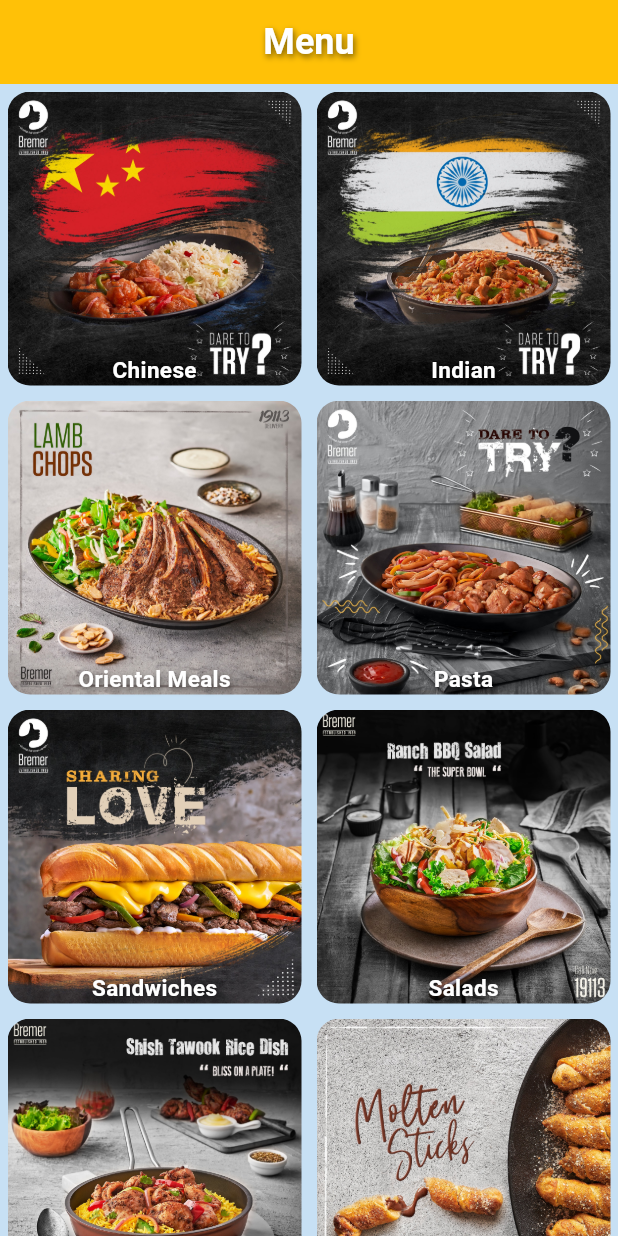
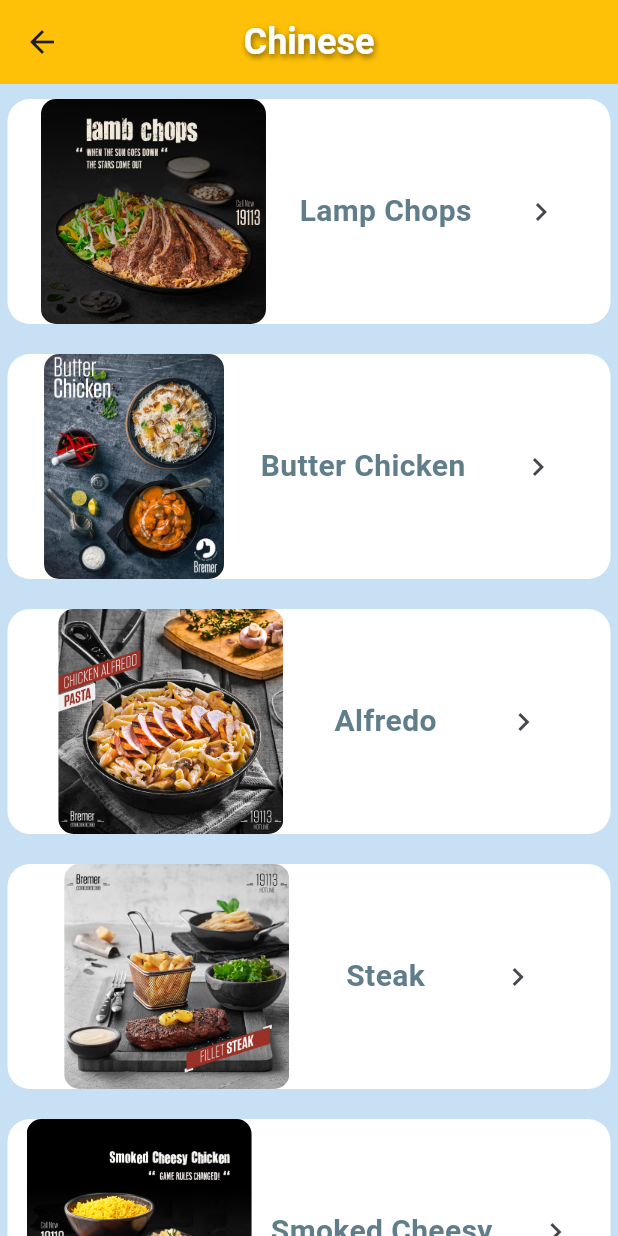
Before and after one commit to omar-el-samahy/meals_app, a Flutter app: the screen it shows after launch, after a tap on "Chinese", on a phone screen of 412 x 824 dp. Run offline on Flutter 3.47's test engine with Material 3 defaults, Android fonts, the phone set to English and light mode, and no system bars; Roboto replaces fonts that are missing (Arial).

Commit message:
All Screens And Navigations, Are Finished Remaining Still The Filtering And The Solo Meal Widget Design

```diff
--- a/lib/data.dart
+++ b/lib/data.dart
@@ -15,7 +15,7 @@ const List<Categories> categories = [
 const meals = [
   Meal(
       id: "m1",
-      title: "Lamp Chops",
+      mealName: "Lamp Chops",
       imageURL: "assets/images/lampchops.jpg",
       price: "150",
       time: "35",
@@ -24,7 +24,7 @@ const meals = [
       category: "c3"),
   Meal(
       id: "m2",
-      title: "Butter Chicken",
+      mealName: "Butter Chicken",
       imageURL: "assets/images/butterchicken.jpg",
       price: "90",
       time: "25",
@@ -32,7 +32,7 @@ const meals = [
       category: "c2"),
   Meal(
       id: "m3",
-      title: "Alfredo",
+      mealName: "Alfredo",
       imageURL: "assets/images/alfredo.jpg",
       price: "60",
       time: "25",
@@ -40,7 +40,7 @@ const meals = [
       category: "c4"),
   Meal(
       id: "m4",
-      title: "Steak",
+      mealName: "Steak",
       imageURL: "assets/images/steak.jpg",
       price: "150",
       time: "30",
@@ -48,7 +48,7 @@ const meals = [
       category: "c3"),
   Meal(
       id: "m5",
-      title: "Smoked Cheesy ",
+      mealName: "Smoked Cheesy ",
       imageURL: "assets/images/smoked_cheesy.jpg",
       price: "90",
       time: "25",
@@ -56,7 +56,7 @@ const meals = [
       category: "c7"),
   Meal(
       id: "m6",
-      title: "Lamp Biryani",
+      mealName: "Lamp Biryani",
       imageURL: "assets/images/lamp_biryani.jpg",
       price: "90",
       time: "30",
@@ -64,7 +64,7 @@ const meals = [
       category: "c2"),
   Meal(
       id: "m7",
-      title: "Shish Tawook Rice",
+      mealName: "Shish Tawook Rice",
       imageURL: "assets/images/shish_Tawook.jpg",
       price: "99",
       time: "30",
@@ -72,7 +72,7 @@ const meals = [
       category: "c7"),
   Meal(
       id: "m8",
-      title: "Lamp Shank",
+      mealName: "Lamp Shank",
       imageURL: "assets/images/lamp_shank.jpg",
       price: "130",
       time: "35",
--- a/lib/main.dart
+++ b/lib/main.dart
@@ -1,5 +1,7 @@
 import 'package:flutter/material.dart';
 import 'package:meals_app/screens/home.dart';
+import 'package:meals_app/screens/meal_description.dart';
+import 'package:meals_app/screens/meals.dart';
 
 main() => runApp(const MealsApp());
 
@@ -9,6 +11,10 @@ class MealsApp extends StatelessWidget {
   @override
   Widget build(BuildContext context) {
     return MaterialApp(
+      routes: {
+        "meals": (context) => const MealsScreen(),
+        "details": (context) => const DetailsScreen(),
+      },
       theme: ThemeData(scaffoldBackgroundColor: const Color(0xFFC7E0F4)),
       home: const HomeScreen(),
     );
--- a/lib/models/meal.dart
+++ b/lib/models/meal.dart
@@ -1,9 +1,9 @@
 class Meal {
-  final String id, title, imageURL, price, time, description, category;
+  final String id, mealName, imageURL, price, time, description, category;
 
   const Meal(
       {required this.id,
-      required this.title,
+      required this.mealName,
       required this.imageURL,
       required this.price,
       required this.time,
--- a/lib/screens/home.dart
+++ b/lib/screens/home.dart
@@ -29,12 +29,14 @@ class HomeScreen extends StatelessWidget {
         backgroundColor: Colors.amber,
       ),
       body: SafeArea(
+          child: Padding(
+        padding: const EdgeInsets.all(5.0),
         child: GridView.builder(
             gridDelegate: const SliverGridDelegateWithFixedCrossAxisCount(
                 crossAxisCount: 2,
-                  crossAxisSpacing: 0,
+                crossAxisSpacing: 5,
                 childAspectRatio: 1,
-                  mainAxisSpacing: 0),
+                mainAxisSpacing: 5),
             itemCount: categories.length,
             itemBuilder: (context, index) {
               return CategoryItem(
@@ -42,7 +44,8 @@ class HomeScreen extends StatelessWidget {
                 name: categories[index].name,
                 image: categories[index].image,
               );
-              })),
+            }),
+      )),
     );
   }
 }
--- /dev/null
+++ b/lib/screens/meals.dart
@@ -0,0 +1,54 @@
+import 'package:flutter/material.dart';
+import 'package:meals_app/data.dart';
+import 'package:meals_app/models/meal.dart';
+import 'package:meals_app/widgets_builder/category_meals.dart';
+
+class MealsScreen extends StatelessWidget {
+  const MealsScreen({super.key});
+
+  @override
+  Widget build(BuildContext context) {
+    var data =
+        ModalRoute.of(context)!.settings.arguments as Map<String, dynamic>;
+    String id = data["id"];
+    List<Meal> mealsFiltered = meals.where((i) {
+      return i.category.contains(id);
+    }).toList();
+
+    return Scaffold(
+      appBar: AppBar(
+        title: Text(
+          "${data["name"]}",
+          style: const TextStyle(
+            fontWeight: FontWeight.bold,
+            fontSize: 24,
+            color: Colors.white,
+            shadows: [
+              Shadow(
+                offset: Offset(1.0, 2.0),
+                blurRadius: 5.0,
+                color: Colors.black54,
+              ),
+            ],
+          ),
+        ),
+        centerTitle: true,
+        backgroundColor: Colors.amber,
+      ),
+      body: ListView.builder(
+        itemBuilder: (context, index) {
+          return CategoryMeals(
+            id: meals[index].id,
+            name: meals[index].mealName,
+            image: meals[index].imageURL,
+            category: meals[index].category,
+            description: meals[index].description,
+            price: meals[index].price,
+            time: meals[index].price,
+          );
+        },
+        itemCount: meals.length,
+      ),
+    );
+  }
+}
--- a/lib/widgets_builder/categories.dart
+++ b/lib/widgets_builder/categories.dart
@@ -1,5 +1,3 @@
-// ignore_for_file: unnecessary_string_interpolations
-
 import 'package:flutter/material.dart';
 
 class CategoryItem extends StatelessWidget {
@@ -8,21 +6,26 @@ class CategoryItem extends StatelessWidget {
   final String id, name, image;
   @override
   Widget build(BuildContext context) {
-    return Padding(
-      padding: const EdgeInsets.all(5.0),
+    return InkWell(
+      borderRadius: BorderRadius.circular(15),
+      splashColor: Colors.amberAccent,
+      onTap: () {
+        Navigator.pushNamed(context, "meals", arguments: {
+          "name": name,
+          "id": id,
+          "image": image,
+        });
+      },
       child: Container(
         alignment: Alignment.bottomCenter,
         width: double.infinity,
         height: 100,
         decoration: BoxDecoration(
           borderRadius: BorderRadius.circular(15),
-          image: DecorationImage(image: AssetImage("$image"), fit: BoxFit.fill),
+          image: DecorationImage(image: AssetImage(image), fit: BoxFit.fill),
         ),
-        child: InkWell(
-          splashColor: Colors.amberAccent,
-          onTap: () {},
         child: Text(
-            "$name",
+          name,
           style: const TextStyle(
             fontSize: 15,
             fontWeight: FontWeight.bold,
@@ -37,7 +40,6 @@ class CategoryItem extends StatelessWidget {
           ),
         ),
       ),
-      ),
     );
   }
 }
--- a/lib/widgets_builder/category_meals.dart
+++ b/lib/widgets_builder/category_meals.dart
@@ -0,0 +1,62 @@
+import 'package:flutter/material.dart';
+
+class CategoryMeals extends StatelessWidget {
+  const CategoryMeals(
+      {super.key,
+      required this.id,
+      required this.name,
+      required this.image,
+      required this.category,
+      required this.description,
+      required this.price,
+      required this.time});
+  final String id, name, image, price, time, category, description;
+  @override
+  Widget build(BuildContext context) {
+    return SafeArea(
+      child: Padding(
+        padding: const EdgeInsets.symmetric(vertical: 10, horizontal: 5),
+        child: Container(
+          width: double.infinity,
+          height: 150,
+          decoration: BoxDecoration(
+              borderRadius: BorderRadius.circular(15), color: Colors.white),
+          child: Row(
+            mainAxisAlignment: MainAxisAlignment.spaceEvenly,
+            children: [
+              ClipRRect(
+                borderRadius: BorderRadius.circular(10),
+                child: Image.asset(
+                  image,
+                  fit: BoxFit.fill,
+                ),
+              ),
+              Text(
+                name,
+                style: const TextStyle(
+                  fontSize: 20,
+                  fontWeight: FontWeight.bold,
+                  color: Colors.blueGrey,
+                ),
+              ),
+              IconButton(
+                onPressed: () {
+                  Navigator.pushNamed(context, "details", arguments: {
+                    "name": name,
+                    "id": id,
+                    "image": image,
+                    "price": price,
+                    "time": time,
+                    "category": category,
+                    "description": description,
+                  });
+                },
+                icon: const Icon(Icons.navigate_next),
+              ),
+            ],
+          ),
+        ),
+      ),
+    );
+  }
+}
```
Also changed, not shown: lib/screens/meal_description.dart (+36 -0 lines), lib/widgets_builder/solo_meal_widget.dart (+28 -0 lines), lib/screens/category.dart (deleted). Lines whose indentation alone changed are shown as unchanged.
